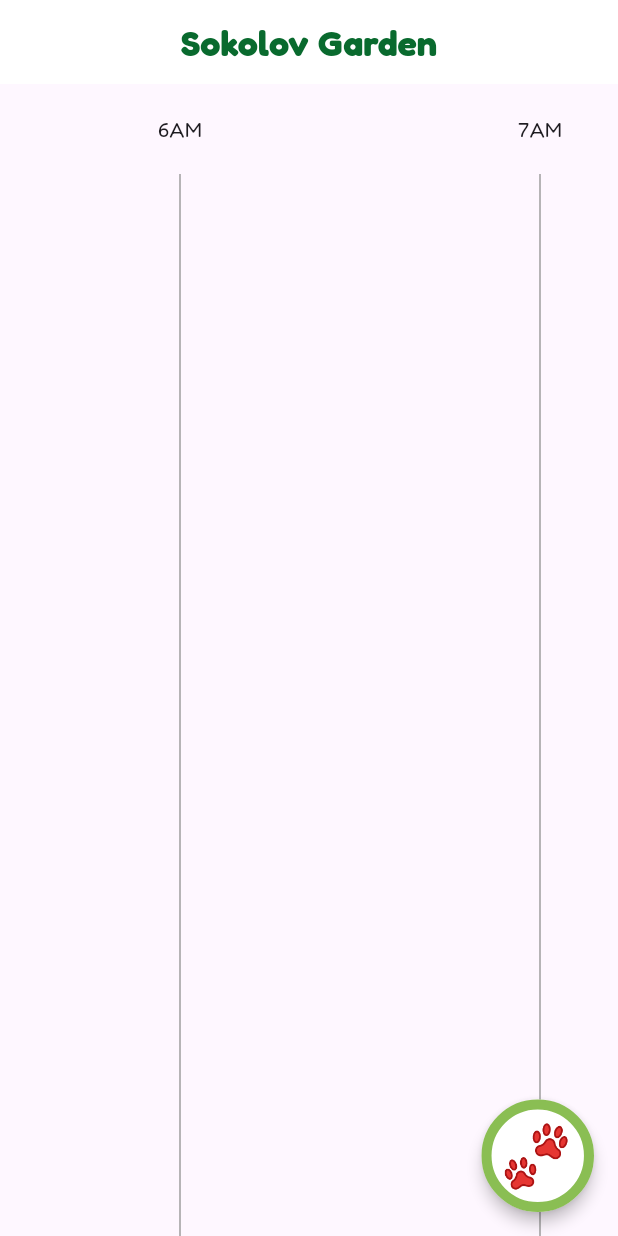
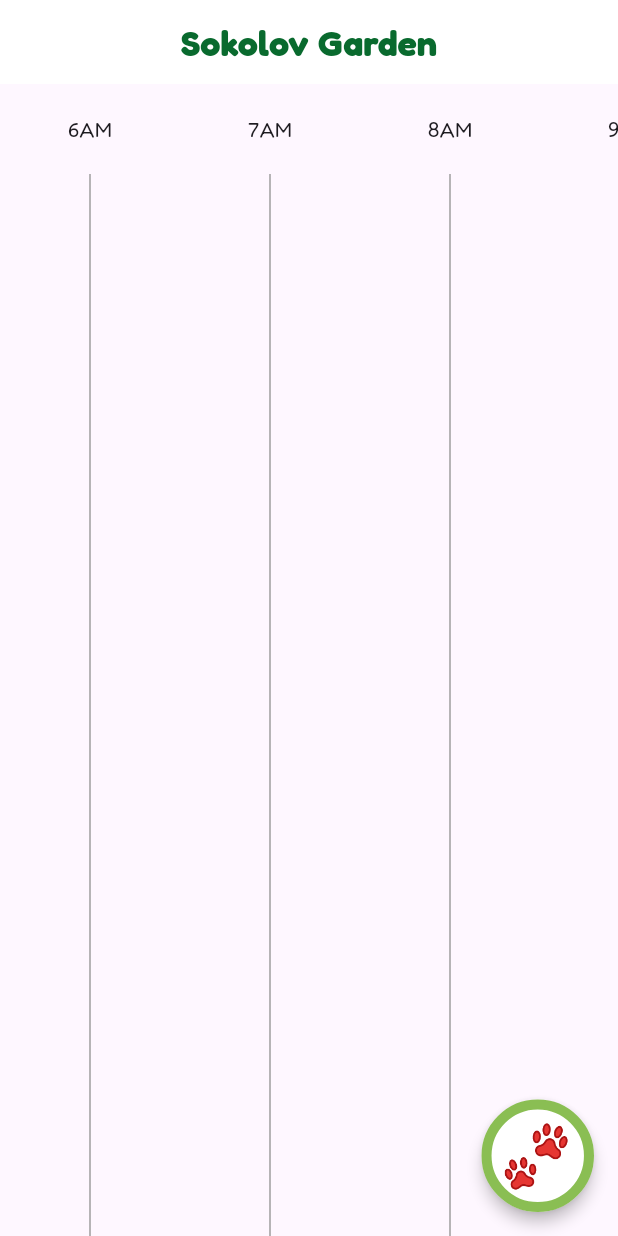
Before and after one commit to Gilad1016/FetchFriends, a Flutter app: the ParkSchedulePage screen opened by its route, on a phone screen of 412 x 824 dp. Run offline on Flutter 3.47's test engine with Material 3 defaults, Android fonts, the phone set to English and light mode, and no system bars; our stand-ins replace go_router, image_picker, pocketbase, shared_preferences; accounts and stored records are empty; network calls fail; statements that could not run were skipped.

Commit message:
add pinch to change scale

```diff
--- a/lib/park/widgets/arrival/arrival_icon.dart
+++ b/lib/park/widgets/arrival/arrival_icon.dart
@@ -26,10 +26,10 @@ class ArrivalIcon extends StatelessWidget {
         padding: const EdgeInsets.symmetric(horizontal: 10),
         decoration: BoxDecoration(
           color: Colors.white,
-          borderRadius: BorderRadius.circular(25),
+          borderRadius: BorderRadius.circular(50),
           border: Border.all(
             color: AppColors.accentColor,
-            width: 5,
+            width: 3,
           ),
         ),
         child: Center(
--- a/lib/park/widgets/timeline.dart
+++ b/lib/park/widgets/timeline.dart
@@ -7,9 +7,6 @@ import '../arrivals_provider.dart';
 import 'arrival/arrival_icon.dart';
 import 'hour_line.dart';
 
-//TODO: need to make a decision about proportions, in the timeline each hour is
-// small. but people can't input arrival longer that 1 hour. so we need to
-// make a decision about how to represent the time. maybe enlarge the timeline
 class Timeline extends StatefulWidget {
   const Timeline({super.key});
 
@@ -18,7 +15,11 @@ class Timeline extends StatefulWidget {
 }
 
 class _TimelineState extends State<Timeline> {
-  static const double hourWidth = 240;
+  static const double minHourWidth = 60;
+  static const double maxHourWidth = 240;
+  static const double dampingFactor = 0.1; // Smaller values make zoom less aggressive
+  double hourWidth = 120; // Initially set to max
+
   late Timer _timer;
   DateTime _now = DateTime.now();
   late ArrivalsProvider _arrivalsProvider;
@@ -40,32 +41,22 @@ class _TimelineState extends State<Timeline> {
     super.dispose();
   }
 
-  //TODO: handle bug with not optimal organization of arrivals
   List<ArrivalIcon> generateArrivalIcons(List<ArrivalItem> arrivals, double hourWidth) {
-    // Sort the arrivals by startTime
     arrivals.sort((a, b) => a.startTime.compareTo(b.startTime));
 
-    // List to store the icons
     List<ArrivalIcon> icons = [];
 
     for (int i = 0; i < arrivals.length; i++) {
       final currentArrival = arrivals[i];
-
-      // Find the maximum row number among overlapping items
       int maxRowNum = 0;
       for (int j = 0; j < i; j++) {
         final previousArrival = arrivals[j];
-        // Check if current arrival overlaps with previous arrival
         if (currentArrival.startTime.isBefore(previousArrival.endTime) &&
             currentArrival.endTime.isAfter(previousArrival.startTime)) {
           maxRowNum = previousArrival.rowNum + 1;
         }
       }
-
-      // Assign row number to the current arrival
       currentArrival.rowNum = maxRowNum;
-
-      // Create an ArrivalIcon for the current arrival
       icons.add(
         ArrivalIcon(
           text: currentArrival.dog,
@@ -79,17 +70,18 @@ class _TimelineState extends State<Timeline> {
     return icons;
   }
 
+  void _updateHourWidth(double scaleFactor) {
+    setState(() {
+      // Apply the damping factor to the scaleFactor to make the zoom less aggressive
+      double adjustedScale = 1 + (scaleFactor - 1) * dampingFactor;
+      hourWidth = (hourWidth * adjustedScale).clamp(minHourWidth, maxHourWidth);
+    });
+  }
+
   @override
   Widget build(BuildContext context) {
     _arrivalsProvider = Provider.of<ArrivalsProvider>(context);
 
-    // Get the list of arrivals from the provider
-    // final arrivals = Provider.of<ArrivalsProvider>(context).arrivalItems;
-
-    // Generate the list of ArrivalIcons with adjusted row positions
-    // final arrivalIcons = generateArrivalIcons(arrivals, hourWidth);
-
-    // Add hours to the timeline
     final List<Widget> hourLines = [];
     for (int i = 0; i < 24; i++) {
       final String hourLabel = DateFormat('ha')
@@ -100,17 +92,19 @@ class _TimelineState extends State<Timeline> {
       ));
     }
 
-    // Calculate the position of the current time line
     final double currentHourOffset = (4.5 + _now.minute / 60.0) * hourWidth;
 
-    return SingleChildScrollView(
+    return GestureDetector(
+      onScaleUpdate: (details) {
+        _updateHourWidth(details.scale);
+      },
+      child: SingleChildScrollView(
         scrollDirection: Axis.horizontal,
         child: Stack(
           children: [
             Row(
               children: hourLines,
             ),
-          // Current time indicator
             Positioned(
               left: currentHourOffset,
               top: 0,
@@ -120,8 +114,7 @@ class _TimelineState extends State<Timeline> {
                 color: Colors.redAccent,
               ),
             ),
-          for (final icon in
-          generateArrivalIcons(_arrivalsProvider.arrivalItems, hourWidth))
+            for (final icon in generateArrivalIcons(_arrivalsProvider.arrivalItems, hourWidth))
               Positioned(
                 left: ((icon.startTime.hour - _now.hour + 4.5) +
                     icon.startTime.minute / 60.0) *
@@ -131,6 +124,7 @@ class _TimelineState extends State<Timeline> {
               ),
           ],
         ),
+      ),
     );
   }
 }
```
Lines whose indentation alone changed are shown as unchanged.
